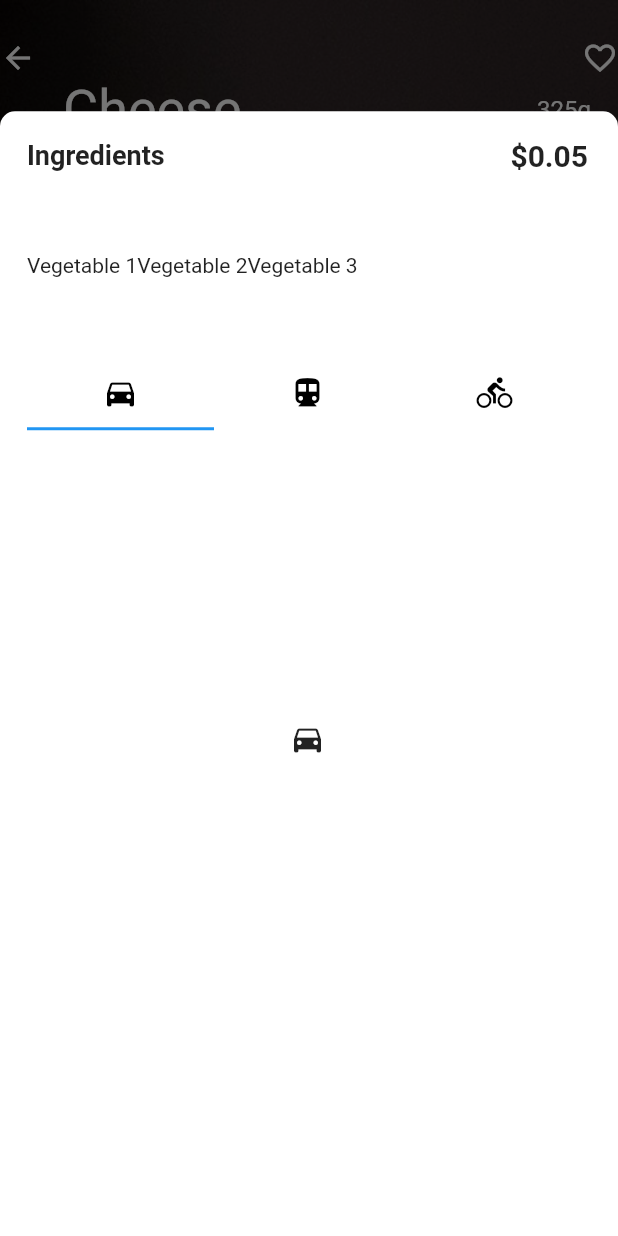
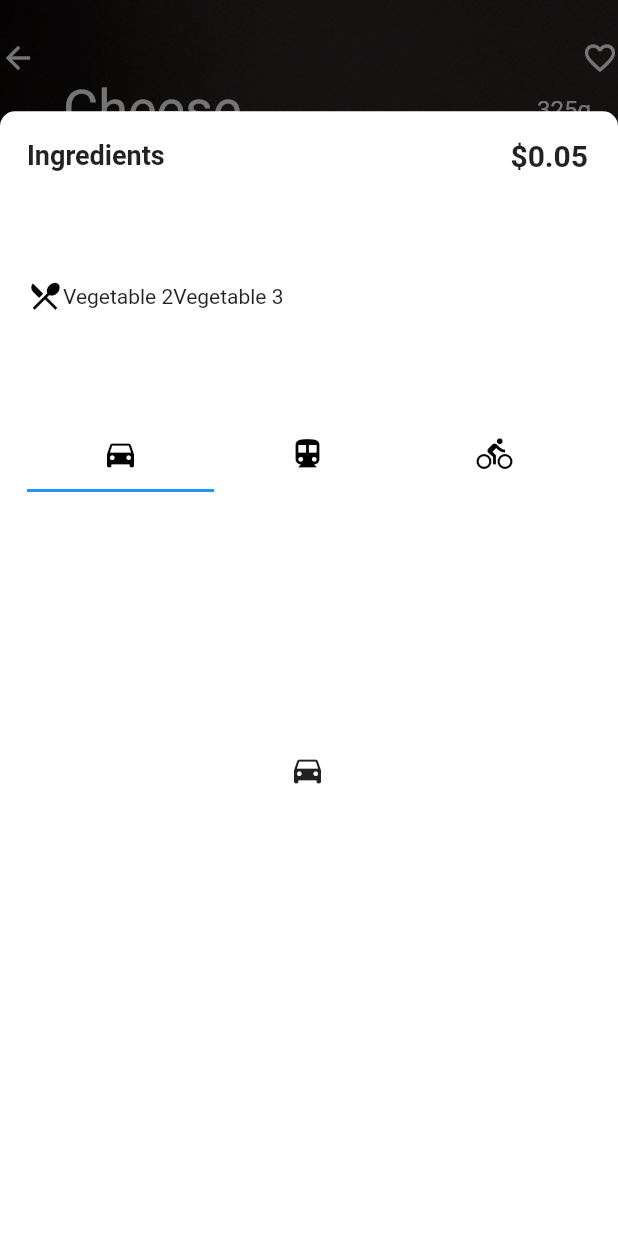
Before and after one commit to JoelEspinal/burger_app, a Flutter app: the screen it shows after launch, after a tap on the "expand less" icon, on a phone screen of 412 x 824 dp. Run offline on Flutter 3.47's test engine with Material 2 defaults, Android fonts, the light colour scheme and no system bars.

Commit message:
resize components

```diff
--- a/lib/ui/ingredients/ingredients_sheet.dart
+++ b/lib/ui/ingredients/ingredients_sheet.dart
@@ -39,10 +39,13 @@ class IngredientSheet extends StatelessWidget {
             ),
             Container(
               width: double.infinity,
-              height: (_height * 0.15),
+              height: (_height * 0.20),
               child: Row(
                 children: <Widget>[
-                  Text("Vegetable 1"),
+                  Icon(
+                    Icons.local_dining,
+                    color: Colors.black,
+                  ),
                   Text("Vegetable 2"),
                   Text("Vegetable 3")
                 ],
--- a/lib/ui/ingredients/ingredients_widget.dart
+++ b/lib/ui/ingredients/ingredients_widget.dart
@@ -34,7 +34,7 @@ class IngredientWidget extends StatelessWidget {
               ),
               Container(
                 width: double.infinity,
-                height: _height * 0.5,
+                height: _height * 0.45,
                 child: TabBarView(
                   children: [
                     Icon(Icons.directions_car),
```
